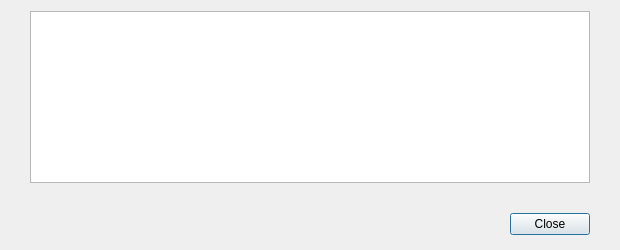
First picture: the form in src/qt/forms/tokendescdialog.ui, repository qtumproject/qtum, before the edit.
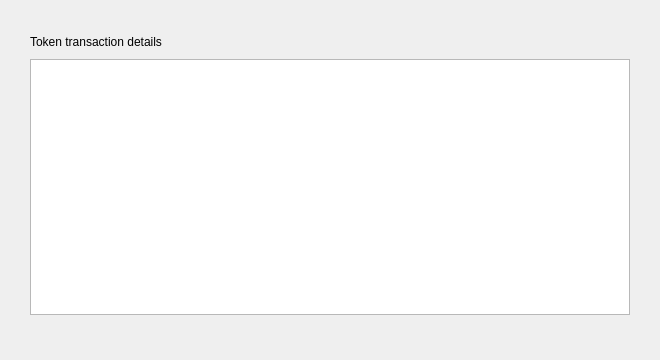
Second picture: the form after the edit.

Commit message: Update token description dialog

```diff
--- a/src/qt/forms/tokendescdialog.ui
+++ b/src/qt/forms/tokendescdialog.ui
@@ -6,8 +6,8 @@
    <rect>
     <x>0</x>
     <y>0</y>
-    <width>620</width>
-    <height>250</height>
+    <width>660</width>
+    <height>360</height>
    </rect>
   </property>
   <property name="windowTitle">
@@ -15,60 +15,32 @@
   </property>
   <layout class="QVBoxLayout" name="verticalLayout">
    <property name="spacing">
-    <number>15</number>
+    <number>10</number>
    </property>
    <property name="leftMargin">
-    <number>0</number>
+    <number>30</number>
+   </property>
+   <property name="topMargin">
+    <number>35</number>
    </property>
    <property name="rightMargin">
-    <number>0</number>
+    <number>30</number>
    </property>
    <property name="bottomMargin">
-    <number>0</number>
+    <number>45</number>
    </property>
    <item>
-    <layout class="QHBoxLayout" name="horizontalLayout_2">
-     <property name="leftMargin">
-      <number>30</number>
+    <widget class="QLabel" name="label">
+     <property name="text">
+      <string>Token transaction details</string>
      </property>
-     <property name="rightMargin">
-      <number>30</number>
-     </property>
-     <item>
-      <widget class="QTextEdit" name="detailText">
-       <property name="readOnly">
-        <bool>true</bool>
-       </property>
-      </widget>
-     </item>
-    </layout>
+    </widget>
    </item>
    <item>
-    <widget class="QWidget" name="buttonsContainerWhite" native="true">
-     <layout class="QHBoxLayout" name="horizontalLayout">
-      <property name="leftMargin">
-       <number>30</number>
-      </property>
-      <property name="topMargin">
-       <number>15</number>
-      </property>
-      <property name="rightMargin">
-       <number>30</number>
-      </property>
-      <property name="bottomMargin">
-       <number>15</number>
-      </property>
-      <item>
-       <widget class="QDialogButtonBox" name="buttonBox">
-        <property name="orientation">
-         <enum>Qt::Horizontal</enum>
-        </property>
-        <property name="standardButtons">
-         <set>QDialogButtonBox::Close</set>
-        </property>
-       </widget>
-      </item>
-     </layout>
+    <widget class="QTextEdit" name="detailText">
+     <property name="readOnly">
+      <bool>true</bool>
+     </property>
     </widget>
    </item>
   </layout>
```
Left out of the diff: 35 changed lines with no effect on the pictures. The commit also changes 3 other files.
